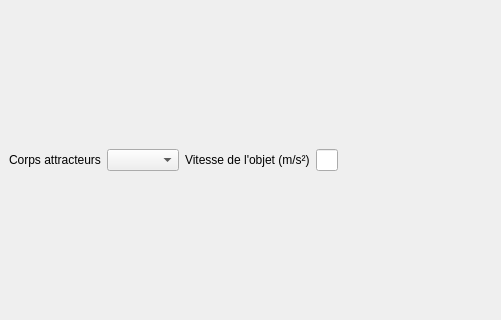
First picture: the form in Vue/Ui/tp4.fenetre.ui, repository irisDelorme-ecole/TP4_planetes, before the edit; both pictures show x 0 to 501 and y 204 to 524 of the 804 by 751 pixel window.
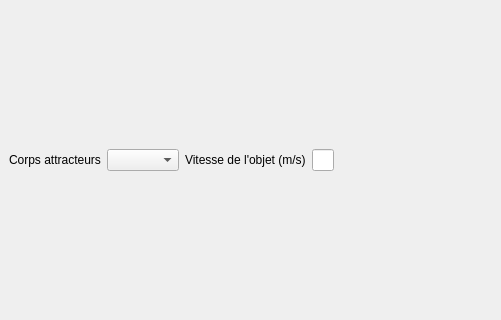
Second picture: the form after the edit.

The edit to the form file:
```diff
--- a/Vue/Ui/tp4.fenetre.ui
+++ b/Vue/Ui/tp4.fenetre.ui
@@ -33,7 +33,7 @@
       <item>
        <widget class="QLabel" name="label_2">
         <property name="text">
-         <string>Vitesse de l'objet (m/s²)</string>
+         <string>Vitesse de l'objet (m/s)</string>
         </property>
        </widget>
       </item>
```
Left out of the diff: 14 changed lines with no effect on the pictures.
